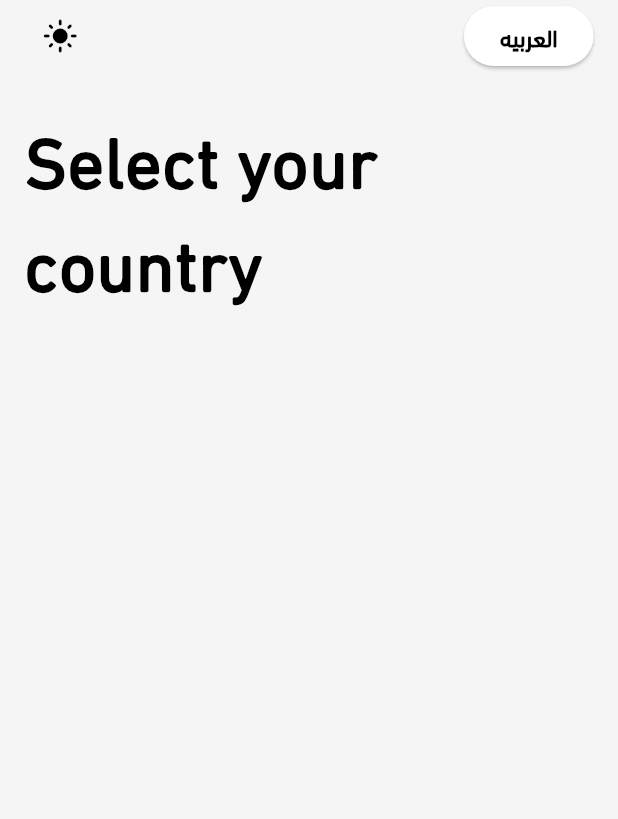
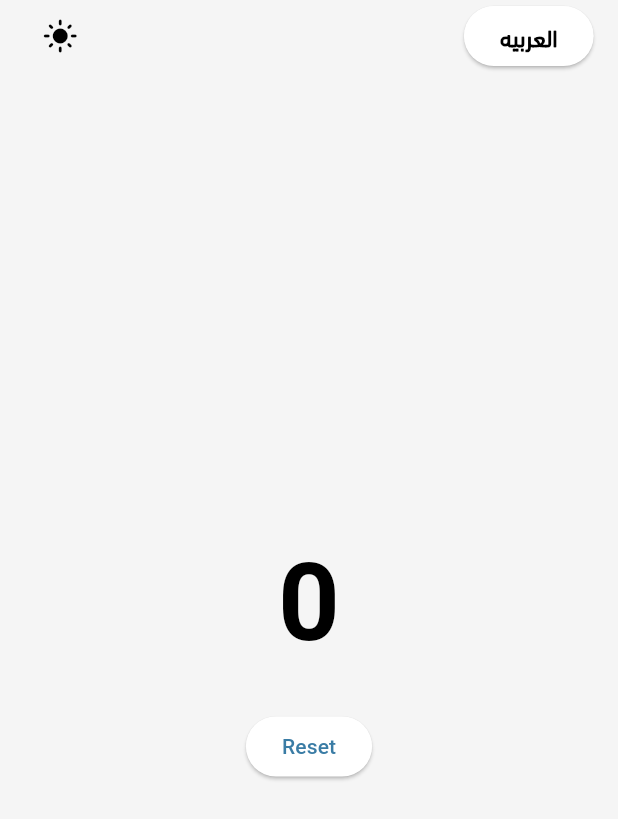
Before and after one commit to KhaledHAnter/saay, a Flutter app: the screen it shows after launch, on a phone screen of 412 x 824 dp. Shown: the top 819 px of the screen. Run offline on Flutter 3.47's test engine with Material 3 defaults, Android fonts, the phone set to English and light mode, and no system bars; our stand-ins replace bloc, easy_localization, flutter_bloc, flutter_screenutil, flutter_svg, get_it and 2 more.

Commit message:
add counter and reset

```diff
--- a/assets/langs/ar.json
+++ b/assets/langs/ar.json
@@ -7,5 +7,6 @@
     "1.0.0" : "١.٠.٠",
     "Arabic" : "العربية",
     "English" : "English",
-    "Select your country" : "اختر بلدك"
+    "Select your country" : "اختر بلدك",
+    "Reset" : "إعادة تعيين"
 }
--- a/assets/langs/en.json
+++ b/assets/langs/en.json
@@ -1,4 +1,5 @@
 {
     "Home Screen" : "Home Screen",
-    "Change theme" : "Change theme"
+    "Change theme" : "Change theme",
+    "Reset" : "Reset"
 }
--- a/lib/core/helpers/app_strings.dart
+++ b/lib/core/helpers/app_strings.dart
@@ -14,4 +14,5 @@ class AppStrings {
   static const String english = "English";
 
   static const String selectYourCountry = "Select your country";
+  static const String reset = "Reset";
 }
--- a/lib/features/country/ui/views/country_screen.dart
+++ b/lib/features/country/ui/views/country_screen.dart
@@ -1,20 +1,42 @@
+import 'package:easy_localization/easy_localization.dart';
 import 'package:flutter/material.dart';
 import 'package:flutter_screenutil/flutter_screenutil.dart';
-import 'package:gap/gap.dart';
 import 'package:saay/core/global/global.dart';
 import 'package:saay/core/helpers/app_strings.dart';
-import 'package:saay/core/theming/styles.dart';
-import 'package:saay/core/widgets/app_text.dart';
 import 'package:saay/features/country/ui/widgets/country_headers.dart';
 
-class CountryScreen extends StatelessWidget {
+class CountryScreen extends StatefulWidget {
   const CountryScreen({super.key});
 
   @override
+  State<CountryScreen> createState() => _CountryScreenState();
+}
+
+class _CountryScreenState extends State<CountryScreen> {
+  int _counter = 0;
+
+  void _incrementCounter() {
+    setState(() {
+      _counter++;
+    });
+  }
+
+  void _resetCounter() {
+    setState(() {
+      _counter = 0;
+    });
+  }
+
+  @override
   Widget build(BuildContext context) {
-    bool isEn = Global.langCode == 'en';
-    return Scaffold(
+    return GestureDetector(
+      onTap: _incrementCounter,
+      child: Scaffold(
         body: SafeArea(
+          child: Container(
+            width: double.infinity,
+            height: double.infinity,
+            color: Colors.transparent,
             child: Padding(
               padding: const EdgeInsets.symmetric(horizontal: 16).r,
               child: Column(
@@ -22,20 +44,29 @@ class CountryScreen extends StatelessWidget {
                 crossAxisAlignment: CrossAxisAlignment.start,
                 children: <Widget>[
                   CountryHeaders(),
-              Gap(20),
-              Padding(
-                padding:
-                    EdgeInsets.only(
-                      right: isEn ? 80 : 0,
-                      left: isEn ? 0 : 80,
-                    ).r,
-                child: AppText(
-                  AppStrings.selectYourCountry,
-                  maxLines: 2,
-                  style: Styles.font48Bold(context),
+                  Spacer(),
+                  Center(
+                    child: Column(
+                      children: [
+                        Text(
+                          '$_counter',
+                          style: TextStyle(
+                            fontSize: 72,
+                            fontWeight: FontWeight.bold,
                           ),
                         ),
+                        SizedBox(height: 20.h),
+                        ElevatedButton(
+                          onPressed: _resetCounter,
+                          child: Text(AppStrings.reset.tr()),
+                        ),
                       ],
+                    ),
+                  ),
+                  Spacer(),
+                ],
+              ),
+            ),
           ),
         ),
       ),
--- a/lib/features/splash/ui/views/splash_screen.dart
+++ b/lib/features/splash/ui/views/splash_screen.dart
@@ -32,9 +32,10 @@ class _SplashScreenState extends State<SplashScreen>
     if (!mounted) return;
 
     context.pushReplacementNamed(
-      country == null || country.isEmpty
-          ? Routes.countryScreen
-          : Routes.homeScreen,
+      Routes.countryScreen,
+      // country == null || country.isEmpty
+      //     ? Routes.countryScreen
+      //     : Routes.homeScreen,
     );
   }
 
```
Also changed, not shown: lib/features/home/ui/views/home_screen.dart (+21 -54 lines). Lines whose indentation alone changed are shown as unchanged.
